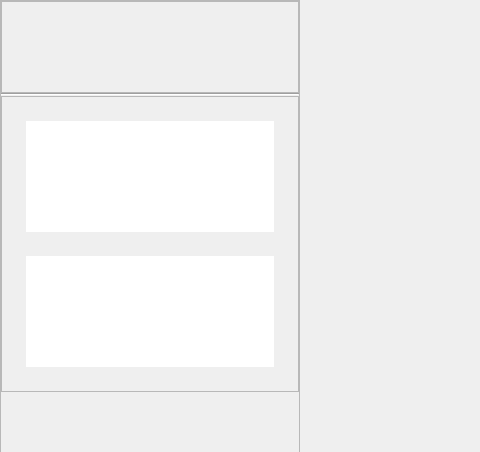
This is ui/ui/main.ui in pntech-dev/Documents-Exp-Desktop as Qt 5 draws it before an edit; both pictures show x 0 to 480 and y 0 to 452 of the 1190 by 805 pixel window. The edited form follows.
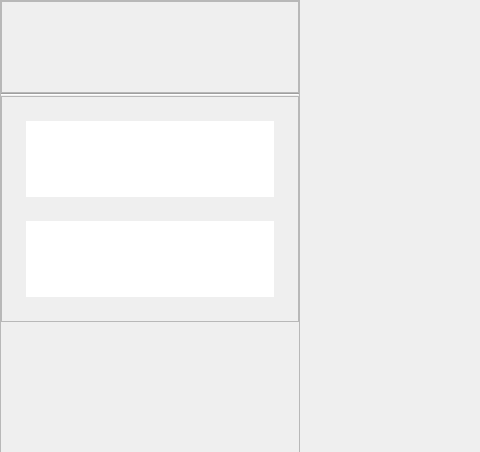
This is the edited form. Custom widgets are drawn as their Qt base class.

Commit message: feat(ui): implement correct rendering of department and category widgets in sidebar

The edit to the form file:
```diff
--- a/ui/ui/main.ui
+++ b/ui/ui/main.ui
@@ -159,6 +159,17 @@
           </property>
           <item>
            <widget class="SidebarBlock" name="departments_treeView">
+            <property name="sizePolicy">
+             <sizepolicy hsizetype="Expanding" vsizetype="Minimum">
+              <horstretch>0</horstretch>
+              <verstretch>0</verstretch>
+             </sizepolicy>
+            </property>
+            <property name="font">
+             <font>
+              <pointsize>12</pointsize>
+             </font>
+            </property>
             <property name="frameShape">
              <enum>QFrame::NoFrame</enum>
             </property>
@@ -181,6 +192,17 @@
           </item>
           <item>
            <widget class="SidebarBlock" name="categories_treeView">
+            <property name="sizePolicy">
+             <sizepolicy hsizetype="Expanding" vsizetype="Minimum">
+              <horstretch>0</horstretch>
+              <verstretch>0</verstretch>
+             </sizepolicy>
+            </property>
+            <property name="font">
+             <font>
+              <pointsize>12</pointsize>
+             </font>
+            </property>
             <property name="frameShape">
              <enum>QFrame::NoFrame</enum>
             </property>
```
The commit also changes 5 other files.
